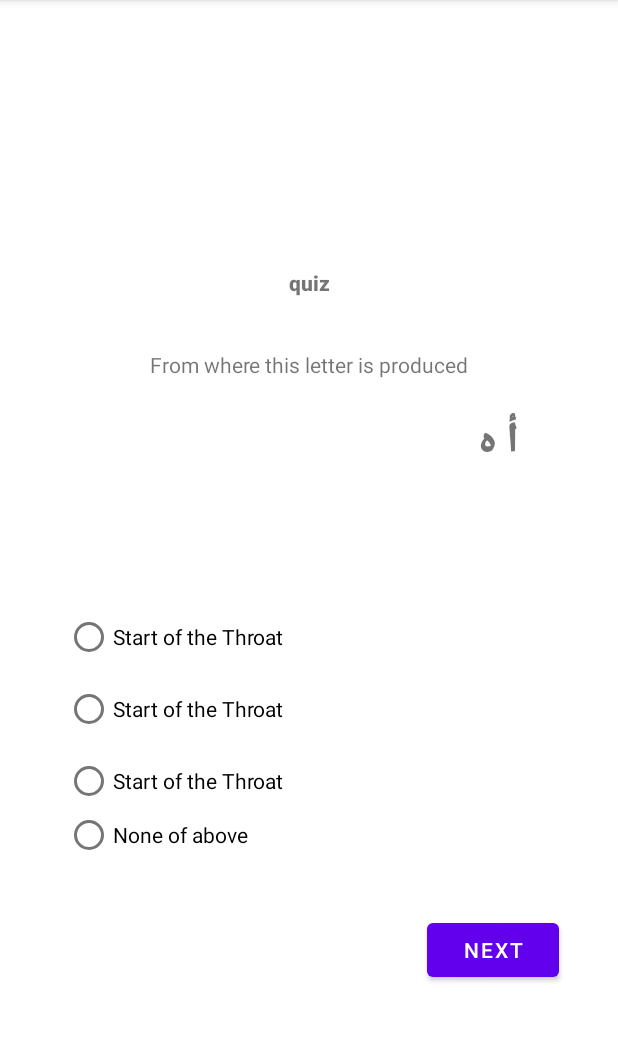
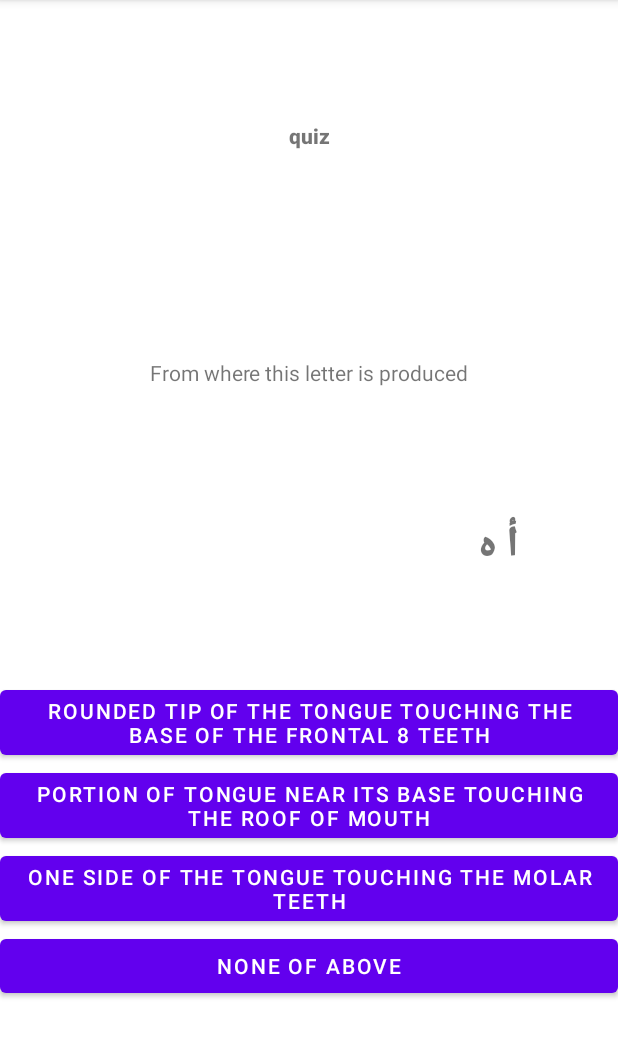
Before and after one commit to Alizaib3311/makharij_quiz, an Android app: the quiz screen opened directly, with no data from a screen before it, on a phone screen of 412 x 824 dp, the part 84-1141 px from its top. Run offline under Robolectric (Android 15) with nearby library versions, the phone set to English and light mode, and no system bars.

Commit message:
in progress 2

```diff
--- a/app/src/main/java/com/example/makharij/quiz.java
+++ b/app/src/main/java/com/example/makharij/quiz.java
@@ -16,31 +16,135 @@ import java.util.Random;
 public class quiz extends AppCompatActivity {
 
 
-    String[] quest={"أ ہ","ع ح","غ خ","ق"};
-    String[] ans={"End of Throat","Middle of Throat","Start of the Throat","Base of Tongue which is near Uvula touching the mouth roof"};
+    String[] quest={"أ ہ","ع ح","غ خ","ق","ک" ,"ض" ,"ل" ,"ن" ,"ر" ,"ت د ط"};
+    String[] ans={"End of Throat","Middle of Throat","Start of the Throat","Base of Tongue which is near Uvula touching the mouth roof","Portion of Tongue near its base touching the roof of mouth", "One side of the tongue touching the molar teeth","Rounded tip of the tongue touching the base of the frontal 8 teeth","Rounded tip of the tongue touching the base of the frontal 6 teeth","Rounded tip of the tongue and some portion near it touching the base of the frontal 4 teeth" ,"Tip of the tongue touching the base of the front 2 teeth"};
     //String[] option={"End of Throat","Middle of Throat","Start of the Throat","Base of Tongue which is near Uvula touching the mouth roof"};
     TextView t1;
     Button next;
-    RadioButton r1,r2,r3,r4;
-    int score=0 , i=0;;
+    //RadioButton r1,r2,r3,r4;
+    Button r1,r2,r3,r4;
+    int score=0 , i=0 ,quest_count=0;
 
     @Override
     protected void onCreate(Bundle savedInstanceState) {
         super.onCreate(savedInstanceState);
         setContentView(R.layout.activity_quiz);
 
+        generate_question();
 
+
+           r1 = findViewById(R.id.r1);
+           r1.setOnClickListener(new View.OnClickListener() {
+               public void onClick(View v) {
+                   if (i<10 && r1.getText() == ans[i]) {
+                       score++;
+                       i++;
+
+
+                       generate_question();
+                   }
+               }
+           });
+           r2 = findViewById(R.id.r2);
+           r2.setOnClickListener(new View.OnClickListener() {
+               public void onClick(View v) {
+                   if (i<10 && r2.getText() == ans[i]) {
+                       score++;
+                       i++;
+                       generate_question();
+                   }
+               }
+           });
+           r3 = findViewById(R.id.r3);
+           r3.setOnClickListener(new View.OnClickListener() {
+               public void onClick(View v) {
+                   if (i<10 && r3.getText() == ans[i]) {
+                       score++;
+                       i++;
+                       generate_question();
+                   }
+               }
+           });
+           r4 = findViewById(R.id.r4);
+           r4.setOnClickListener(new View.OnClickListener() {
+               public void onClick(View v) {
+                   if (i<10 && r1.getText() == ans[i] && r2.getText() == ans[i] && r3.getText() == ans[i]) {
+                       score++;
+                       i++;
+                       generate_question();
+                   }
+               }
+           });
+
+
+
+    }
+
+
+    public void generate_question()
+    {
         t1=findViewById(R.id.question);
         r1=findViewById(R.id.r1);
         r2=findViewById(R.id.r2);
         r3=findViewById(R.id.r3);
         r4=findViewById(R.id.r4);
         r4.setText("None of above");
-
         int ansL= ans.length;
         Random r = new Random();
         int i1 = r.nextInt(ansL-0)+0;
+        t1.setText(quest[i]);
+        r1.setText(ans[i1]);
+        i1 = r.nextInt(ansL - 0) + 0;
+        r2.setText(ans[i1]);
+        i1 = r.nextInt(ansL - 0) + 0;
+        r3.setText(ans[i1]);
+    }
 
+}
+
+
+
+/*
+
+
+
+
+
+
+
+
+///////////////////////////////////////
+
+public class quiz extends AppCompatActivity {
+
+    String[] quest={"أ ہ","ع ح","غ خ","ق","ک" ,"ض" ,"ل" ,"ن" ,"ر" ,"ت د ط"};
+    String[] ans={"End of Throat","Middle of Throat","Start of the Throat","Base of Tongue which is near Uvula touching the mouth roof","Portion of Tongue near its base touching the roof of mouth", "One side of the tongue touching the molar teeth","Rounded tip of the tongue touching the base of the frontal 8 teeth","Rounded tip of the tongue touching the base of the frontal 6 teeth","Rounded tip of the tongue and some portion near it touching the base of the frontal 4 teeth" ,"Tip of the tongue touching the base of the front 2 teeth"};
+
+   //String[] option={"End of Throat","Middle of Throat","Start of the Throat","Base of Tongue which is near Uvula touching the mouth roof"};
+    TextView t1;
+    Button next;
+    RadioButton r1,r2,r3,r4,rb ;
+
+    RadioGroup rg;
+
+    int score=0 , i=0, quest_count=0;;
+
+    @Override
+    protected void onCreate(Bundle savedInstanceState) {
+        super.onCreate(savedInstanceState);
+        setContentView(R.layout.activity_quiz);
+
+    while(quest_count<10){
+        rg=findViewById(R.id.radioGroup);
+        t1=findViewById(R.id.question);
+        r1=findViewById(R.id.r1);
+        r2=findViewById(R.id.r2);
+        r3=findViewById(R.id.r3);
+        r4=findViewById(R.id.r4);
+        r4.setText("None of above");
+        int ansL= ans.length;
+        Random r = new Random();
+        int i1 = r.nextInt(ansL-0)+0;
         t1.setText(quest[i]);
         r1.setText(ans[i1]);
         i1 = r.nextInt(ansL - 0) + 0;
@@ -48,11 +152,31 @@ public class quiz extends AppCompatActivity {
         i1 = r.nextInt(ansL - 0) + 0;
         r3.setText(ans[i1]);
 
+        int radioid= rg.getCheckedRadioButtonId();
+        rb=findViewById(radioid);
+        if(r1.isChecked() || r2.isChecked() || r3.isChecked() || r4.isChecked() ) {
+            RadioButton rb = findViewById(rg.getCheckedRadioButtonId());
+            String check_ans = rb.getText().toString();
+            if (rb.getText() == ans[i]) {
+                score++;
+            }
+        }
+        next = findViewById(R.id.next);
+        next.setOnClickListener(new View.OnClickListener() {
+            public void onClick(View v) {
+                quest_count++;
+                i++;
+            }
+        });
 
-        Boolean RadioButtonState2 = r2.isChecked();
+}
+        */
+/*Boolean RadioButtonState2 = r2.isChecked();
         Boolean RadioButtonState3 = r3.isChecked();
-        Boolean RadioButtonState4 = r4.isChecked();
-        if(r1.isChecked() && r1.getText() == ans[i]){
+        Boolean RadioButtonState4 = r4.isChecked();*//*
+
+        */
+/*if(r1.isChecked() && r1.getText() == ans[i]){
             score++;
         }else if (r2.isChecked() && r2.getText() == ans[i])
         {
@@ -60,29 +184,31 @@ public class quiz extends AppCompatActivity {
         }else if (r3.isChecked() && r3.getText() == ans[i])
         {
             score++;
+        }else if (r4.isChecked()){
+            score++;
         }else{
+
+        }*//*
+
+
+    }
+
+    */
+/*public void checkButton(View v){
+        int radii= rg.getCheckedRadioButtonId();
+        rb=findViewById(radii);
+        *//*
+*/
+/*RadioButton rb = findViewById(rg.getCheckedRadioButtonId());
+        String check_ans = rb.getText().toString();*//*
+*/
+/*
+        if(rb.getText()==ans[i]){
             score++;
         }
 
 
+    }
+*//*
 
-        do{
-        next = findViewById(R.id.next);
-        next.setOnClickListener(new View.OnClickListener() {
-            public void onClick(View v) {
-
-            }
-        });
-        i++;
-
-        }while (i<=quest.length);
-
-
-
-
-    }
-
-
-
-
-}
+}*/
--- a/app/src/main/res/layout/activity_quiz.xml
+++ b/app/src/main/res/layout/activity_quiz.xml
@@ -10,13 +10,12 @@
         android:id="@+id/question"
         android:layout_width="139dp"
         android:layout_height="76dp"
-        android:layout_marginBottom="16dp"
         android:fontFamily="sans-serif-black"
-
         android:scaleX="2"
         android:scaleY="2"
         android:text="TextView"
-        app:layout_constraintBottom_toTopOf="@+id/radioGroup"
+        android:typeface="normal"
+        app:layout_constraintBottom_toTopOf="@+id/r1"
         app:layout_constraintEnd_toEndOf="@+id/textView3"
         app:layout_constraintHorizontal_bias="0.493"
         app:layout_constraintStart_toStartOf="@+id/textView3" />
@@ -31,75 +30,57 @@
         app:layout_constraintEnd_toEndOf="parent"
         app:layout_constraintStart_toStartOf="parent"
         app:layout_constraintTop_toTopOf="parent"
-        app:layout_constraintVertical_bias="0.836" />
-
-    <RadioGroup
-        android:id="@+id/radioGroup"
-        android:layout_width="334dp"
-        android:layout_height="167dp"
-        android:layout_marginBottom="200dp"
-        android:orientation="vertical"
-        app:layout_constraintBottom_toBottomOf="parent"
-        app:layout_constraintEnd_toEndOf="@+id/question"
-        app:layout_constraintHorizontal_bias="0.479"
-        app:layout_constraintStart_toStartOf="@+id/question">
-
-
-        <RadioButton
-            android:id="@+id/r1"
-            android:layout_width="wrap_content"
-            android:layout_height="wrap_content"
-
-            android:text="radio"
-            tools:layout_editor_absoluteX="53dp"
-            tools:layout_editor_absoluteY="390dp" />
-
-        <RadioButton
-            android:id="@+id/r2"
-            android:layout_width="wrap_content"
-            android:layout_height="wrap_content"
-
-            android:text="radio2"
-            tools:layout_editor_absoluteX="48dp"
-            tools:layout_editor_absoluteY="462dp" />
-
-        <RadioButton
-            android:id="@+id/r3"
-            android:layout_width="wrap_content"
-            android:layout_height="wrap_content"
-            android:text="radio3"
-            tools:layout_editor_absoluteX="48dp"
-            tools:layout_editor_absoluteY="462dp" />
-        <RadioButton
-            android:id="@+id/r4"
-            android:layout_width="wrap_content"
-            android:layout_height="wrap_content"
-            android:text="radio4"
-            tools:layout_editor_absoluteX="48dp"
-            tools:layout_editor_absoluteY="462dp" />
-
-    </RadioGroup>
-
-    <Button
-        android:id="@+id/next"
-        android:layout_width="wrap_content"
-        android:layout_height="wrap_content"
-        android:text="Next"
-        app:layout_constraintBottom_toBottomOf="parent"
-        app:layout_constraintEnd_toEndOf="parent"
-        app:layout_constraintHorizontal_bias="0.879"
-        app:layout_constraintStart_toStartOf="parent"
-        app:layout_constraintTop_toBottomOf="@+id/radioGroup"
-        app:layout_constraintVertical_bias="0.271" />
+        app:layout_constraintVertical_bias="0.368" />
 
     <TextView
         android:id="@+id/textView3"
         android:layout_width="wrap_content"
         android:layout_height="wrap_content"
-        android:layout_marginBottom="56dp"
+        android:layout_marginBottom="120dp"
         android:text="From where this letter is produced"
+        android:typeface="normal"
         app:layout_constraintBottom_toTopOf="@+id/question"
         app:layout_constraintEnd_toEndOf="@+id/textView4"
         app:layout_constraintHorizontal_bias="0.502"
         app:layout_constraintStart_toStartOf="@+id/textView4" />
+
+    <Button
+        android:id="@+id/r1"
+        android:layout_width="match_parent"
+        android:layout_height="wrap_content"
+        android:text="Button"
+        app:layout_constraintBottom_toTopOf="@+id/r2"
+        app:layout_constraintEnd_toEndOf="@+id/question"
+        app:layout_constraintStart_toStartOf="@+id/question" />
+
+    <Button
+        android:id="@+id/r2"
+        android:layout_width="match_parent"
+        android:layout_height="wrap_content"
+        android:text="Button"
+        app:layout_constraintBottom_toTopOf="@+id/r3"
+        app:layout_constraintEnd_toEndOf="@+id/r1"
+        app:layout_constraintHorizontal_bias="0.0"
+        app:layout_constraintStart_toStartOf="@+id/r1" />
+
+    <Button
+        android:id="@+id/r3"
+        android:layout_width="match_parent"
+        android:layout_height="wrap_content"
+        android:text="Button"
+        app:layout_constraintBottom_toTopOf="@+id/r4"
+        app:layout_constraintEnd_toEndOf="@+id/r2"
+        app:layout_constraintHorizontal_bias="0.0"
+        app:layout_constraintStart_toStartOf="@+id/r2" />
+
+    <Button
+        android:id="@+id/r4"
+        android:layout_width="match_parent"
+        android:layout_height="wrap_content"
+        android:layout_marginBottom="100dp"
+        android:text="Button"
+        app:layout_constraintBottom_toBottomOf="parent"
+        app:layout_constraintEnd_toEndOf="@+id/r3"
+        app:layout_constraintHorizontal_bias="0.0"
+        app:layout_constraintStart_toStartOf="@+id/r3" />
 </androidx.constraintlayout.widget.ConstraintLayout>
--- a/app/src/main/res/values/strings.xml
+++ b/app/src/main/res/values/strings.xml
@@ -1,3 +1,4 @@
 <resources>
     <string name="app_name">makharij</string>
+
 </resources>
```
